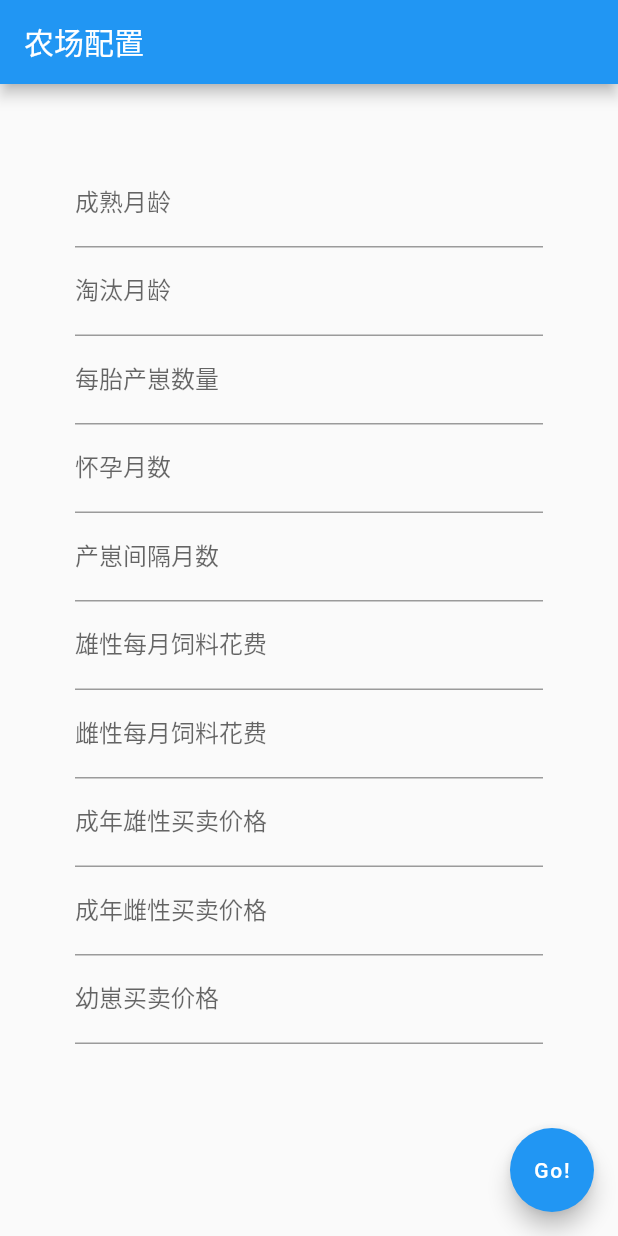
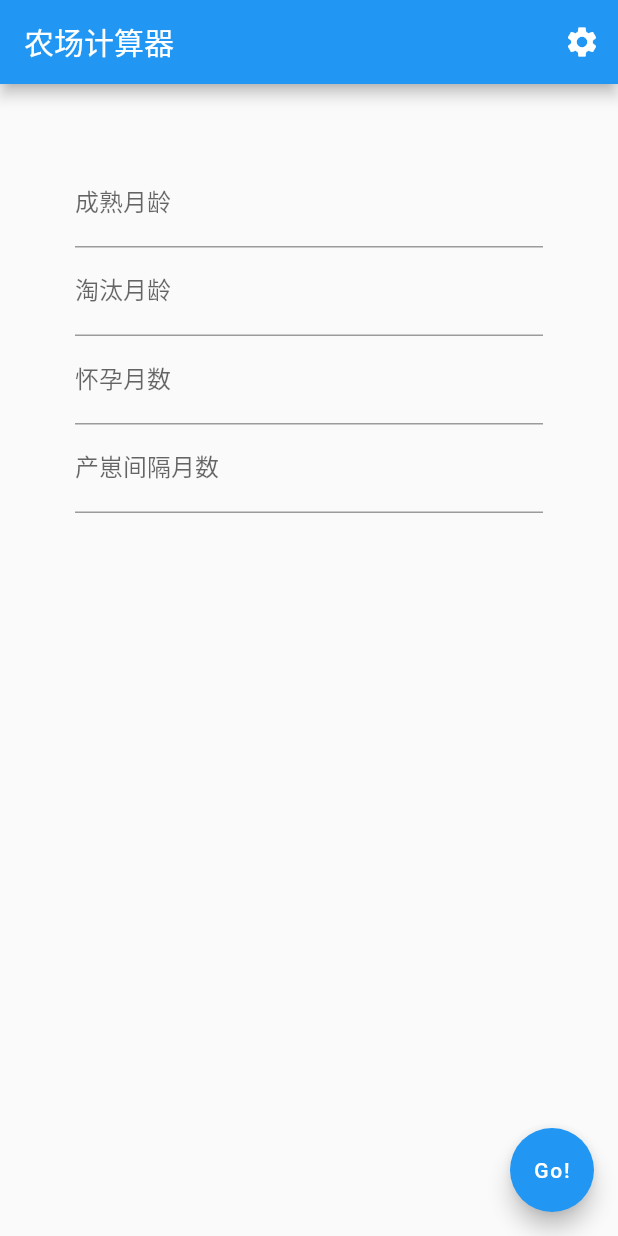
Before and after one commit to morezombie/FarmFlutter, a Flutter app: the screen it shows after launch, on a phone screen of 412 x 824 dp. Run offline on Flutter 3.47's test engine with Material 2 defaults, Android fonts, the phone set to English and light mode, and no system bars.

```diff
--- /dev/null
+++ b/lib/calcPage.dart
@@ -0,0 +1,116 @@
+import 'package:flutter/material.dart';
+import 'package:flutter/services.dart';
+import 'configPage.dart';
+import 'farmModel.dart';
+
+class Calculator extends StatelessWidget {
+  @override
+  Widget build(BuildContext context) {
+    return Initiator();
+  }
+}
+
+// Define a custom Form widget.
+class Initiator extends StatefulWidget {
+  @override
+  _InitiatorState createState() => _InitiatorState();
+}
+
+// Define a corresponding State class.
+// This class holds the data related to the Form.
+class _InitiatorState extends State<Initiator> {
+  // Create a text controller and use it to retrieve the current value
+  // of the TextField.
+  final maleAge = TextEditingController();
+  final maleNum = TextEditingController();
+  final femaleAge = TextEditingController();
+  final femaleNum = TextEditingController();
+
+  @override
+  void dispose() {
+    // Clean up the controller when the widget is disposed.
+    maleAge.dispose();
+    maleNum.dispose();
+    femaleAge.dispose();
+    femaleNum.dispose();
+    super.dispose();
+  }
+
+  @override
+  Widget build(BuildContext context) {
+    return Scaffold(
+      appBar: AppBar(
+        title: Text('农场计算器'),
+        actions: <Widget>[
+          IconButton(
+            icon: Icon(Icons.settings),
+            onPressed: () {
+              //导航到新路由
+              Navigator.push(context, MaterialPageRoute(builder: (context) {
+                return ConfigPage();
+              }));
+            },
+          )
+        ],
+      ),
+      body: Padding(
+          padding: const EdgeInsets.all(50.0),
+          child: Center(
+              child: ListView(children: <Widget>[
+            Container(
+                child: TextField(
+              controller: maleAge,
+              decoration: InputDecoration(
+                labelText: '成熟月龄',
+              ),
+              inputFormatters: [FilteringTextInputFormatter.digitsOnly],
+              keyboardType: TextInputType.number,
+            )),
+            Container(
+                child: TextField(
+              controller: maleNum,
+              decoration: InputDecoration(
+                labelText: '淘汰月龄',
+              ),
+              inputFormatters: [FilteringTextInputFormatter.digitsOnly],
+              keyboardType: TextInputType.number,
+            )),
+            Container(
+                child: TextField(
+              controller: femaleAge,
+              decoration: InputDecoration(
+                labelText: '怀孕月数',
+              ),
+              inputFormatters: [FilteringTextInputFormatter.digitsOnly],
+              keyboardType: TextInputType.number,
+            )),
+            Container(
+                child: TextField(
+              controller: femaleNum,
+              decoration: InputDecoration(
+                labelText: '产崽间隔月数',
+              ),
+              inputFormatters: [FilteringTextInputFormatter.digitsOnly],
+              keyboardType: TextInputType.number,
+            )),
+          ]))),
+      floatingActionButton: FloatingActionButton(
+        onPressed: () {
+          return showDialog(
+              context: context,
+              builder: (context) {
+                Male().showAge();
+                return AlertDialog(
+                  content: Text("You sure he can have a sex at " +
+                      maleAge.text +
+                      "th month and she can give birth to a baby after another " +
+                      femaleAge.text +
+                      " months?"),
+                );
+              });
+        },
+        child: Text("Go!"),
+      ),
+    );
+  }
+}
--- /dev/null
+++ b/lib/farmModel.dart
@@ -0,0 +1,5 @@
+class Male extends Object {
+  int age = 250;
+
+  void showAge() => print(age);
+}
--- a/lib/main.dart
+++ b/lib/main.dart
@@ -1,5 +1,6 @@
 import 'package:flutter/material.dart';
-import 'package:flutter/services.dart';
+import 'farmModel.dart';
+import 'calcPage.dart';
 
 void main() => runApp(MyApp());
 
@@ -7,167 +8,8 @@ class MyApp extends StatelessWidget {
   @override
   Widget build(BuildContext context) {
     return MaterialApp(
-      title: 'Retrieve Text Input',
-      home: MyCustomForm(),
+      title: 'Have fun, farmer',
+      home: Calculator(),
     );
   }
 }
-
-// Define a custom Form widget.
-class MyCustomForm extends StatefulWidget {
-  @override
-  _MyCustomFormState createState() => _MyCustomFormState();
-}
-
-// Define a corresponding State class.
-// This class holds the data related to the Form.
-class _MyCustomFormState extends State<MyCustomForm> {
-  // Create a text controller and use it to retrieve the current value
-  // of the TextField.
-  final matureMonth = TextEditingController();
-  final maxKeepMonth = TextEditingController();
-  final carryMonth = TextEditingController();
-  final birthPeriodMonth = TextEditingController();
-  final numPerBirth = TextEditingController();
-  final maleMonthCost = TextEditingController();
-  final femaleMonthCost = TextEditingController();
-  final priceCub = TextEditingController();
-  final priceBigMale = TextEditingController();
-  final priceBigFemale = TextEditingController();
-
-  @override
-  void dispose() {
-    // Clean up the controller when the widget is disposed.
-    matureMonth.dispose();
-    maxKeepMonth.dispose();
-    carryMonth.dispose();
-    birthPeriodMonth.dispose();
-    numPerBirth.dispose();
-    maleMonthCost.dispose();
-    femaleMonthCost.dispose();
-    priceBigMale.dispose();
-    priceBigFemale.dispose();
-    priceCub.dispose();
-    super.dispose();
-  }
-
-  @override
-  Widget build(BuildContext context) {
-    return Scaffold(
-      appBar: AppBar(
-        title: Text('农场配置'),
-      ),
-      body: Padding(
-          padding: const EdgeInsets.all(50.0),
-          child: Center(
-              child: ListView(children: <Widget>[
-            Container(
-                child: TextField(
-              controller: matureMonth,
-              decoration: InputDecoration(
-                labelText: '成熟月龄',
-              ),
-              inputFormatters: [FilteringTextInputFormatter.digitsOnly],
-              keyboardType: TextInputType.number,
-            )),
-            Container(
-                child: TextField(
-              controller: maxKeepMonth,
-              decoration: InputDecoration(
-                labelText: '淘汰月龄',
-              ),
-              inputFormatters: [FilteringTextInputFormatter.digitsOnly],
-              keyboardType: TextInputType.number,
-            )),
-            Container(
-                child: TextField(
-              controller: numPerBirth,
-              decoration: InputDecoration(
-                labelText: '每胎产崽数量',
-              ),
-              inputFormatters: [FilteringTextInputFormatter.digitsOnly],
-              keyboardType: TextInputType.number,
-            )),
-            Container(
-                child: TextField(
-              controller: carryMonth,
-              decoration: InputDecoration(
-                labelText: '怀孕月数',
-              ),
-              inputFormatters: [FilteringTextInputFormatter.digitsOnly],
-              keyboardType: TextInputType.number,
-            )),
-            Container(
-                child: TextField(
-              controller: birthPeriodMonth,
-              decoration: InputDecoration(
-                labelText: '产崽间隔月数',
-              ),
-              inputFormatters: [FilteringTextInputFormatter.digitsOnly],
-              keyboardType: TextInputType.number,
-            )),
-            Container(
-                child: TextField(
-              controller: maleMonthCost,
-              decoration: InputDecoration(
-                labelText: '雄性每月饲料花费',
-              ),
-              inputFormatters: [FilteringTextInputFormatter.digitsOnly],
-              keyboardType: TextInputType.number,
-            )),
-            Container(
-                child: TextField(
-              controller: femaleMonthCost,
-              decoration: InputDecoration(
-                labelText: '雌性每月饲料花费',
-              ),
-              inputFormatters: [FilteringTextInputFormatter.digitsOnly],
-              keyboardType: TextInputType.number,
-            )),
-            Container(
-                child: TextField(
-              controller: priceBigMale,
-              decoration: InputDecoration(
-                labelText: '成年雄性买卖价格',
-              ),
-              inputFormatters: [FilteringTextInputFormatter.digitsOnly],
-              keyboardType: TextInputType.number,
-            )),
-            Container(
-                child: TextField(
-              controller: priceBigFemale,
-              decoration: InputDecoration(
-                labelText: '成年雌性买卖价格',
-              ),
-              inputFormatters: [FilteringTextInputFormatter.digitsOnly],
-              keyboardType: TextInputType.number,
-            )),
-            Container(
-                child: TextField(
-              controller: priceCub,
-              decoration: InputDecoration(
-                labelText: '幼崽买卖价格',
-              ),
-              inputFormatters: [FilteringTextInputFormatter.digitsOnly],
-              keyboardType: TextInputType.number,
-            )),
-          ]))),
-      floatingActionButton: FloatingActionButton(
-        onPressed: () {
-          return showDialog(
-              context: context,
-              builder: (context) {
-                return AlertDialog(
-                  content: Text("You sure he can have a sex at " +
-                      matureMonth.text +
-                      "th month and she can give birth to a baby after another " +
-                      carryMonth.text +
-                      " months?"),
-                );
-              });
-        },
-        child: Text("Go!"),
-      ),
-    );
-  }
-}
```
Also changed, not shown: lib/configPage.dart (added, +170 -0 lines).
